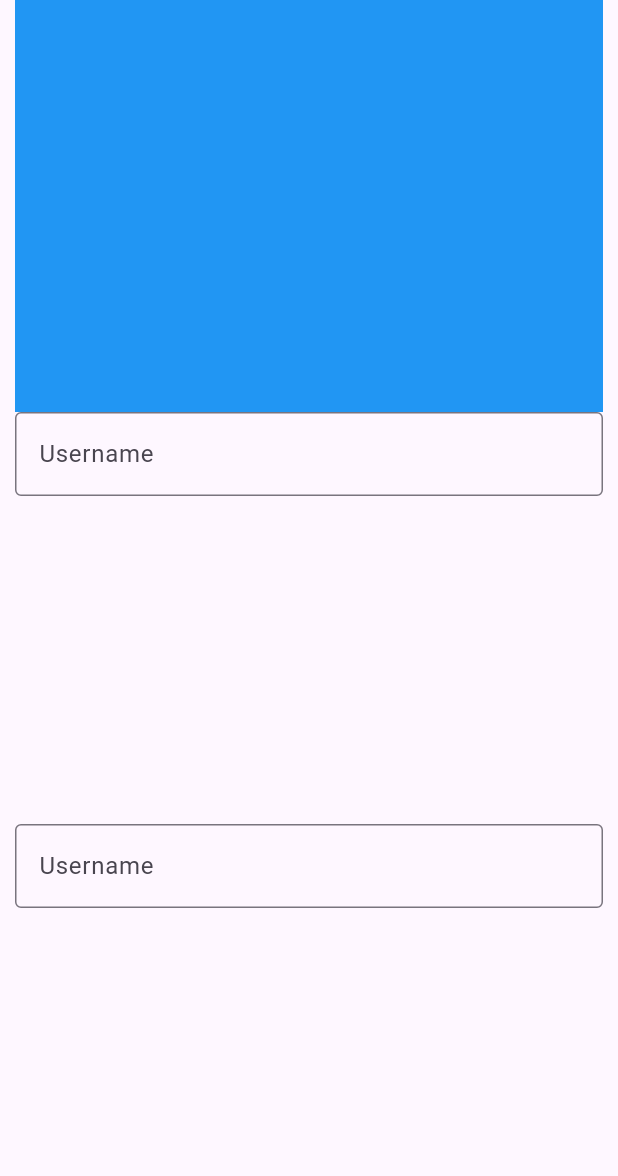
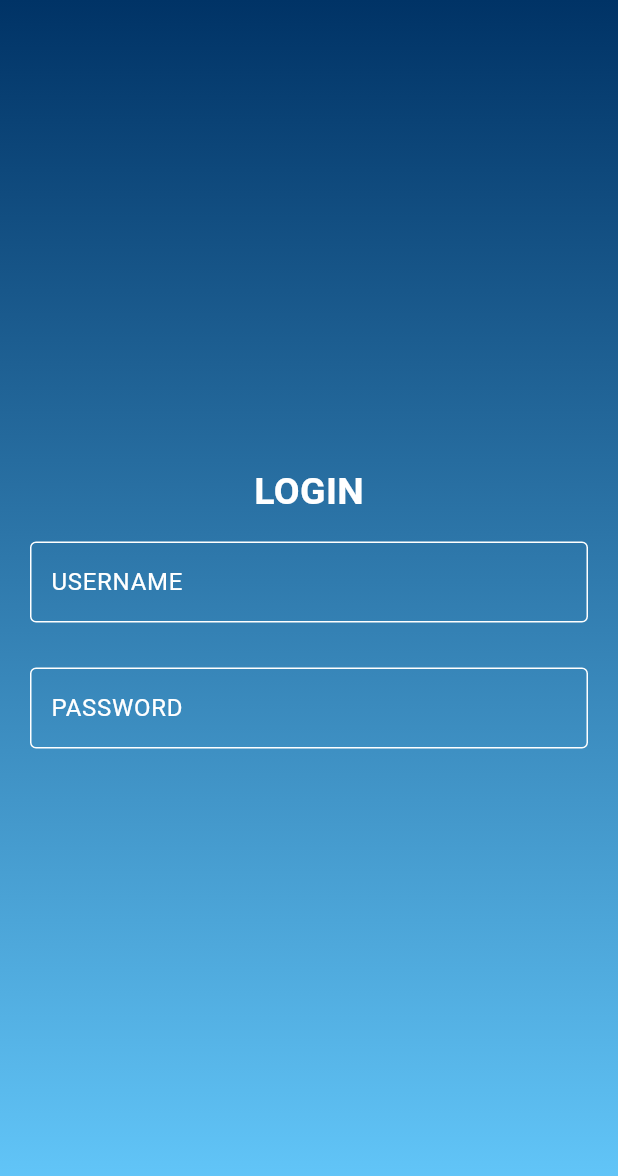
Before and after one commit to GaurangVishnoi17/quizler_new, a Flutter app: the screen it shows after launch, on a phone screen of 412 x 824 dp. Shown: the top 1176 px of the screen. Run offline on Flutter 3.47's test engine with Material 3 defaults, Android fonts, the phone set to English and light mode, and no system bars; our stand-ins replace rflutter_alert.

Commit message:
Added basic designing for login page and created a common widget for user input values

```diff
--- a/lib/main.dart
+++ b/lib/main.dart
@@ -30,36 +30,76 @@ class _LoginPageState extends State<LoginPage> {
   Widget build(BuildContext context) {
     return Scaffold(
       body: SafeArea(
-        child: Padding(
+        child: Container(
+          decoration: const BoxDecoration(
+            gradient: LinearGradient(
+              begin: Alignment.topCenter,
+              end: Alignment.bottomCenter,
+              colors: [
+                Color(0xFF003366), // Deep Blue
+                Color(0xFF66CCFF), // Light Blue
+              ],
+            ),
+          ),
+          child: const Padding(
             padding: const EdgeInsets.symmetric(horizontal: 10.0),
             child: Column(
-            crossAxisAlignment: CrossAxisAlignment.stretch,
-            mainAxisAlignment: MainAxisAlignment.spaceBetween,
+              crossAxisAlignment: CrossAxisAlignment.center,
+              mainAxisAlignment: MainAxisAlignment.center,
               children: [
-              Expanded(
-                child: Container(
-                  color: Colors.blue,
-                )
+                Center(
+                  child: Text(
+                    'LOGIN',
+                    style: TextStyle(
+                        fontSize: 25,
+                        fontWeight: FontWeight.bold,
+                        color: Colors.white),
                   ),
-              Expanded(
-                child: TextField(
-                  onChanged: (value) {},
-                  decoration: const InputDecoration(
-                    border: OutlineInputBorder(),
-                    labelText: 'Username',
+                ),
+                // Text fields
+                LoginTextField(label: 'USERNAME'),
+                LoginTextField(label: 'PASSWORD', obscureText: true),
+              ],
             ),
           ),
         ),
-              Expanded(
+      ),
+    );
+  }
+}
+
+class LoginTextField extends StatelessWidget {
+  final String label;
+  final bool obscureText;
+  final Function(String)? onChanged;
+
+  const LoginTextField({
+    required this.label,
+    this.obscureText = false,
+    this.onChanged,
+  });
+
+  @override
+  Widget build(BuildContext context) {
+    return Padding(
+      padding: const EdgeInsets.symmetric(horizontal: 10.0, vertical: 15.0),
       child: TextField(
-                  onChanged: (value) {},
-                  decoration: const InputDecoration(
-                    border: OutlineInputBorder(),
-                    labelText: 'Username',
+        obscureText: obscureText,
+        onChanged: onChanged ?? (value) {},
+        style: const TextStyle(color: Colors.white),
+        decoration: InputDecoration(
+          contentPadding:
+              const EdgeInsets.symmetric(horizontal: 10, vertical: 15),
+          labelText: label,
+          labelStyle: const TextStyle(color: Colors.white),
+          border: const OutlineInputBorder(
+            borderSide: BorderSide(color: Colors.white, width: 1),
           ),
+          enabledBorder: const OutlineInputBorder(
+            borderSide: BorderSide(color: Colors.white, width: 1),
           ),
-              ),
-            ],
+          focusedBorder: const OutlineInputBorder(
+            borderSide: BorderSide(color: Colors.white, width: 2),
           ),
         ),
       ),
--- a/lib/quizbrain.dart
+++ b/lib/quizbrain.dart
@@ -10,7 +10,7 @@ class QuizBrain {
   // Fetch questions from the API and map them to Question objects using the fromJson factory constructor
   Future<bool> fetchQuestions() async {
     final fetchedQuestions =
-        await http.get(Uri.parse('http://192.168.31.219:3000/api/questions/get'));
+        await http.get(Uri.parse('http://10.122.235.62:3000/api/questions/get'));
     final List<dynamic> data = jsonDecode(fetchedQuestions.body);
     _questionBank = data.map((item) => Question.fromJson(item)).toList();
     return true;
```
Lines whose indentation alone changed are shown as unchanged.
